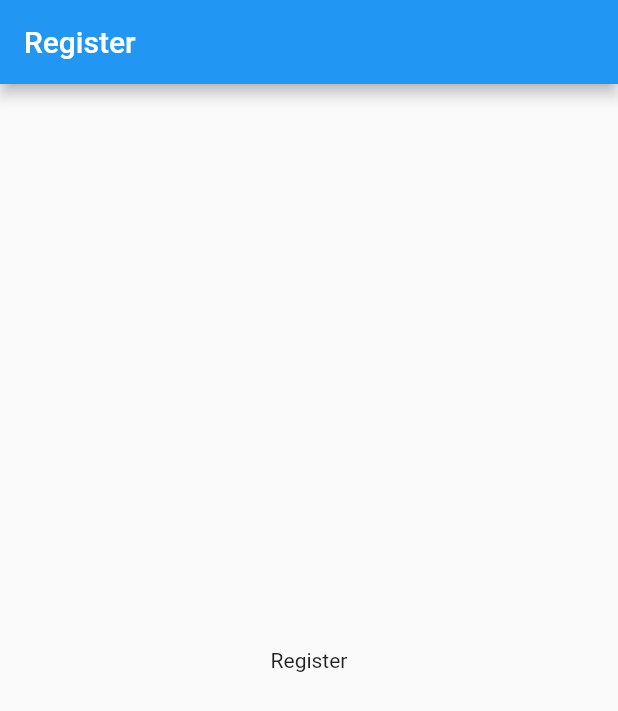
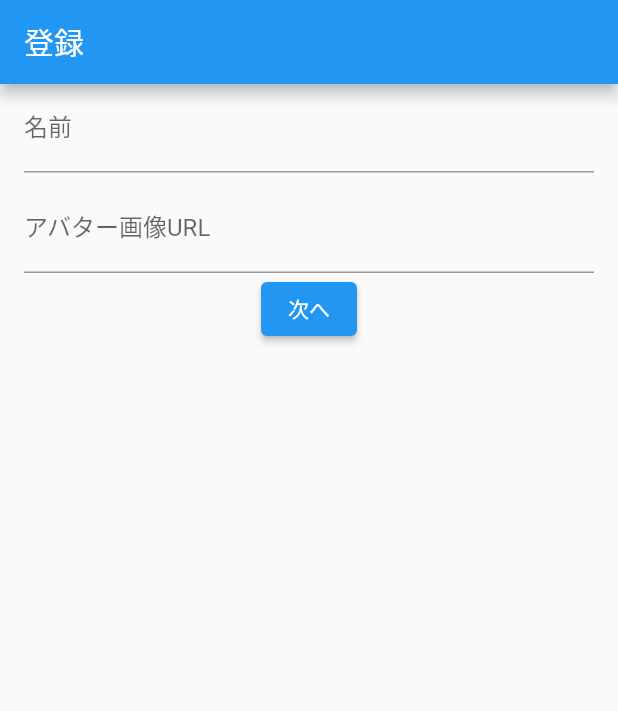
Before and after one commit to pantasystem/rpc_microblog, a Flutter app: the RegisterPage screen opened by its route, on a phone screen of 412 x 824 dp. Shown: the top 711 px of the screen. Run offline on Flutter 3.47's test engine with Material 2 defaults, Android fonts, the phone set to English and light mode, and no system bars; our stand-ins replace fixnum, flutter_riverpod, go_router, shared_preferences; missing offline and left inert: grpc, protobuf; accounts and stored records are empty; statements that could not run were skipped.

Commit message:
feat: 登録画面を作成

```diff
--- a/client/lib/pages/register_page.dart
+++ b/client/lib/pages/register_page.dart
@@ -1,6 +1,8 @@
 
+import 'package:client/state/auth_state.dart';
 import 'package:flutter/material.dart';
 import 'package:flutter_riverpod/flutter_riverpod.dart';
+import 'package:go_router/go_router.dart';
 
 class RegisterPage extends ConsumerStatefulWidget {
   const RegisterPage({super.key});
@@ -10,20 +12,62 @@ class RegisterPage extends ConsumerStatefulWidget {
 }
 
 class RegisterScreenState extends ConsumerState<RegisterPage> {
+  final _formKey = GlobalKey<FormState>();
+  final inputNameController = TextEditingController();
+  final inputAvatarUrlController = TextEditingController();
   @override
   Widget build(BuildContext context) {
     return Scaffold(
+      resizeToAvoidBottomInset: false,
       appBar: AppBar(
-        title: const Text("Register"),
+        title: const Text("登録"),
       ),
-      body: Center(
+      body: Form(
+        key: _formKey,
         child: Column(
-          mainAxisAlignment: MainAxisAlignment.center,
           children: [
-            const Text("Register"),
+            Column(
+              children: [
+                Padding(
+                  padding: const EdgeInsets.symmetric(horizontal: 16),
+                  child: TextFormField(
+                    controller: inputNameController,
+                    decoration: const InputDecoration(label: Text("名前")),
+                  ),
+                ),
+                const SizedBox(
+                  height: 8,
+                ),
+                Padding(
+                  padding: const EdgeInsets.symmetric(horizontal: 16),
+                  child: TextFormField(
+                    controller: inputAvatarUrlController,
+                    decoration: const InputDecoration(
+                      label: Text("アバター画像URL"),
+                    ),
+                  ),
+                ),
+              ],
+            ),
+            ElevatedButton(
+                onPressed: () {
+                  ref
+                      .read(authStoreProvider)
+                      .register(
+                    name: inputNameController.text,
+                    avatarUrl: inputAvatarUrlController.text,
+                  )
+                      .catchError((e, st) {
+                    ScaffoldMessenger.of(context)
+                        .showSnackBar(const SnackBar(content: Text("登録に失敗")));
+                  }).then((value) {
+                    context.go("/home");
+                  });
+                },
+                child: const Text("次へ")),
           ],
         ),
-      ),
+      )
     );
   }
 }
```
